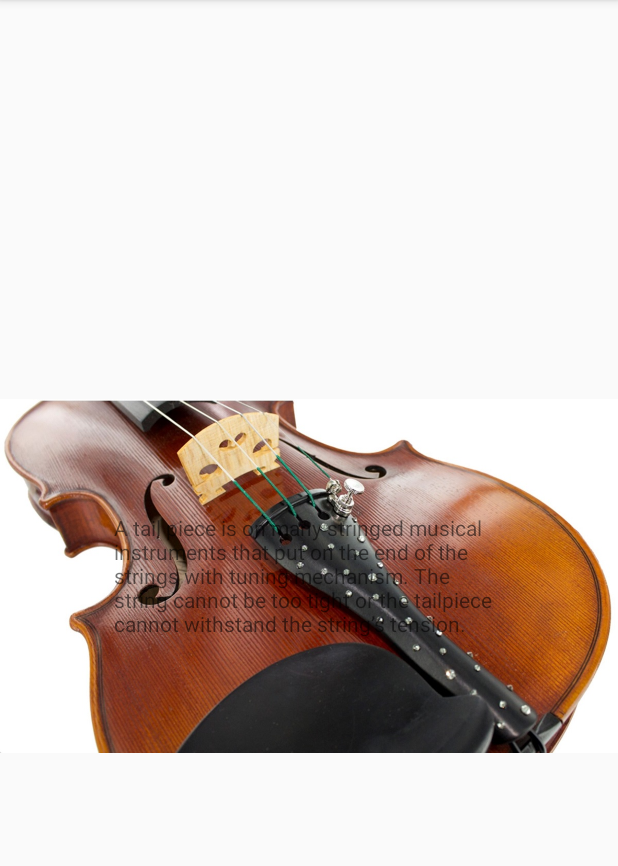
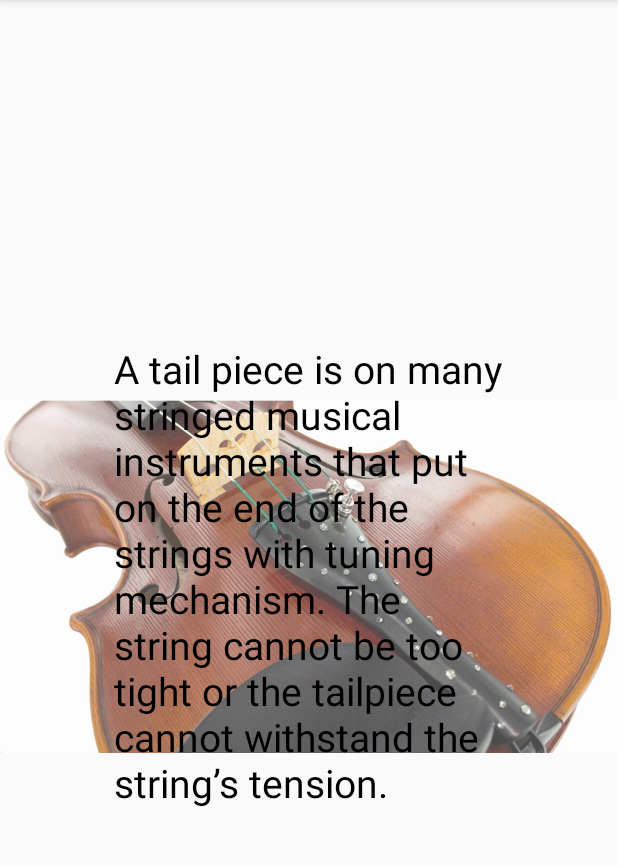
Before and after one commit to mcmillen-classroom/cis79a-final-project-yingmini, an Android app: the Violin_5Activity screen opened directly, with no data from a screen before it, on a phone screen of 412 x 824 dp, the part 84-950 px from its top. Run offline under Robolectric (Android 15) with nearby library versions, the phone set to English and light mode, and no system bars.

Commit message:
The other Commits on explaining violin parts

```diff
--- a/app/src/main/java/com/yinghsuenlin/introtoviolin/MainActivity.java
+++ b/app/src/main/java/com/yinghsuenlin/introtoviolin/MainActivity.java
@@ -25,7 +25,7 @@ public class MainActivity extends AppCompatActivity implements View.OnClickListe
         setContentView(R.layout.activity_main);
 
         violins = MediaPlayer.create(MainActivity.this, R.raw.violin_3);
-        violins.start();
+        //violins.start();
 
         mInApp = (Button) findViewById(R.id.app_in_button);
 
--- a/app/src/main/java/com/yinghsuenlin/introtoviolin/ViolinActivity.java
+++ b/app/src/main/java/com/yinghsuenlin/introtoviolin/ViolinActivity.java
@@ -35,7 +35,7 @@ public class ViolinActivity extends AppCompatActivity implements View.OnClickLis
         setContentView(R.layout.activity_violin);
 
         violins = MediaPlayer.create(ViolinActivity.this, R.raw.violin_1);
-        violins.start();
+        //violins.start();
 
         mViolinAButton = (Button) findViewById(R.id.violinA_button);
         mViolinBButton = (Button) findViewById(R.id.violinB_button);
--- a/app/src/main/res/layout/activity_violin_4.xml
+++ b/app/src/main/res/layout/activity_violin_4.xml
@@ -10,7 +10,8 @@
     <ImageView
         android:layout_width="match_parent"
         android:layout_height="match_parent"
-        android:src="@drawable/violin4"/>
+        android:src="@drawable/violin4"
+        android:alpha="0.4"/>
 
     <LinearLayout
         android:layout_height="match_parent"
@@ -22,7 +23,8 @@
             android:id="@+id/bridge_text_view"
             android:layout_width="260dp"
             android:layout_height="wrap_content"
-            android:text="@string/bridge_text_view" />
+            android:text="@string/bridge_text_view"
+            android:textColor="@color/colorText"/>
 
     </LinearLayout>
 </FrameLayout>
--- a/app/src/main/res/layout/activity_violin_5.xml
+++ b/app/src/main/res/layout/activity_violin_5.xml
@@ -10,19 +10,22 @@
     <ImageView
         android:layout_width="match_parent"
         android:layout_height="match_parent"
-        android:src="@drawable/violin5"/>
+        android:src="@drawable/violin5"
+        android:alpha="0.7"/>
 
     <LinearLayout
+        android:layout_width="match_parent"
         android:layout_height="match_parent"
-        android:layout_width="match_parent"
-        android:orientation="vertical"
-        android:gravity="center">
+        android:gravity="center"
+        android:orientation="vertical">
 
         <TextView
             android:id="@+id/tail_piece_text_view"
             android:layout_width="260dp"
             android:layout_height="wrap_content"
-            android:text="@string/tail_piece_text_view" />
+            android:text="@string/tail_piece_text_view"
+            android:textColor="@color/colorText"
+            android:textSize="26sp" />
 
     </LinearLayout>
 </FrameLayout>
--- a/app/src/main/res/layout/activity_violin_6.xml
+++ b/app/src/main/res/layout/activity_violin_6.xml
@@ -10,7 +10,8 @@
     <ImageView
         android:layout_width="match_parent"
         android:layout_height="match_parent"
-        android:src="@drawable/violin5"/>
+        android:src="@drawable/violin5"
+        android:alpha="0.7"/>
 
     <LinearLayout
         android:layout_height="match_parent"
@@ -22,7 +23,8 @@
             android:id="@+id/chinrest_text_view"
             android:layout_width="260dp"
             android:layout_height="wrap_content"
-            android:text="@string/chinrest_text_view" />
+            android:text="@string/chinrest_text_view"
+            android:textColor="@color/colorText"/>
 
     </LinearLayout>
 </FrameLayout>
--- a/build.gradle
+++ b/build.gradle
@@ -7,7 +7,7 @@ buildscript {
 
     }
     dependencies {
-        classpath 'com.android.tools.build:gradle:3.4.1'
+        classpath 'com.android.tools.build:gradle:3.4.2'
 
         // NOTE: Do not place your application dependencies here; they belong
         // in the individual module build.gradle files
```
